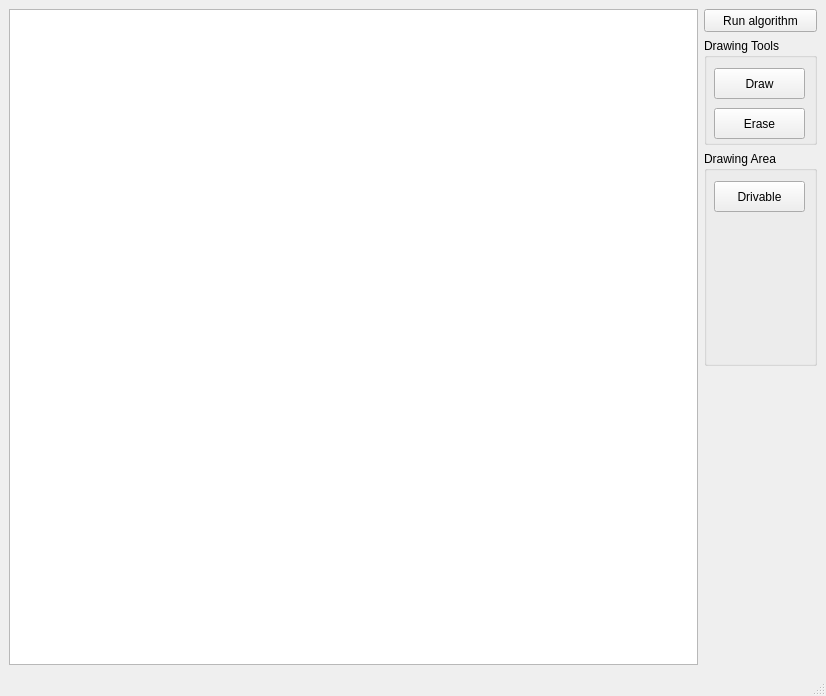
First picture: the form in include/ui/resources/ui_main_window.ui, repository Toiner33/PathPlanningLab, before the edit.
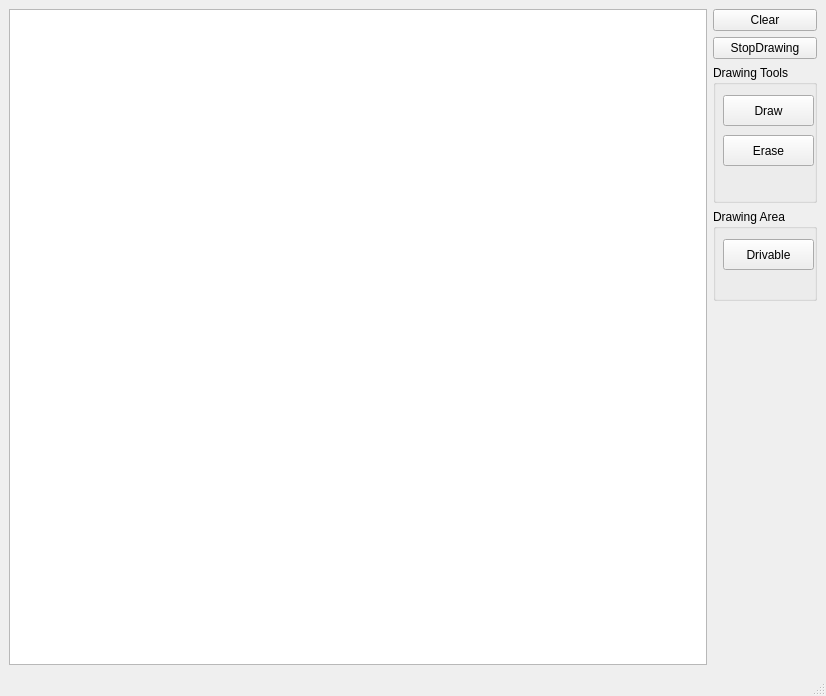
Second picture: the form after the edit.

Commit message: Refactor to add button to sto, clear the scene and ability to change drawing tools

The edit to the form file:
```diff
--- a/include/ui/resources/ui_main_window.ui
+++ b/include/ui/resources/ui_main_window.ui
@@ -13,28 +13,35 @@
   <property name="windowTitle">
    <string>MainWindow</string>
   </property>
+  <property name="tabShape">
+   <enum>QTabWidget::Rounded</enum>
+  </property>
   <widget class="QWidget" name="centralwidget">
    <layout class="QGridLayout" name="gridLayout">
-    <item row="0" column="0" rowspan="12">
+    <item row="0" column="0" rowspan="14">
      <widget class="QGraphicsView" name="graphicsView"/>
     </item>
     <item row="0" column="1">
-     <widget class="QPushButton" name="runAlgorithmBt">
-      <property name="minimumSize">
-       <size>
-        <width>113</width>
-        <height>23</height>
-       </size>
+     <widget class="QPushButton" name="sceneClearBt">
+      <property name="focusPolicy">
+       <enum>Qt::NoFocus</enum>
       </property>
+      <property name="text">
+       <string>Clear</string>
+      </property>
+     </widget>
+    </item>
+    <item row="1" column="1">
+     <widget class="QPushButton" name="stopDrawingBt">
       <property name="focusPolicy">
        <enum>Qt::NoFocus</enum>
       </property>
       <property name="text">
-       <string>Run algorithm</string>
+       <string>StopDrawing</string>
       </property>
      </widget>
     </item>
-    <item row="1" column="1" rowspan="2">
+    <item row="2" column="1" rowspan="3">
      <widget class="QGroupBox" name="drawingToolsBox">
       <property name="title">
        <string>Drawing Tools</string>
@@ -85,7 +92,7 @@
       </widget>
      </widget>
     </item>
-    <item row="3" column="1" rowspan="4">
+    <item row="5" column="1" rowspan="2">
      <widget class="QGroupBox" name="drawingAreaBox">
       <property name="title">
        <string>Drawing Area</string>
```
The commit also changes 3 other files.
